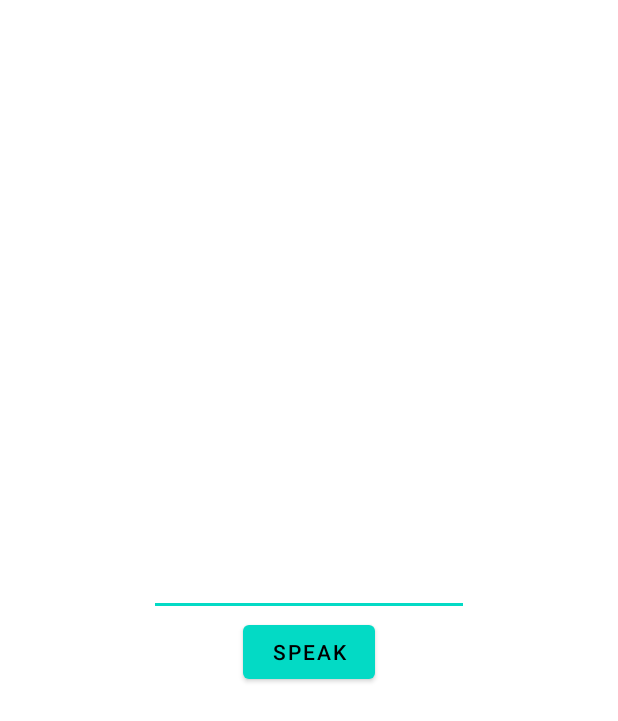
After one commit to ComanacDragos/PublicTransportDetector, an Android app: the fragment AccessibleLiveFragment shown on its own in the app's theme, on a phone screen of 412 x 824 dp. The commit adds this screen. Shown: the top 721 px of the screen. Run offline under Robolectric (Android 15) with nearby library versions, the phone set to English and light mode, and no system bars; libraries missing offline, so code that uses them is left out: androidx.camera.core, androidx.camera.lifecycle.

Commit message:
started accessible live

```diff
--- /dev/null
+++ b/mobile_app/app/src/main/java/ro/ubb/mobile_app/live/AbstractLiveFragment.kt
@@ -0,0 +1,97 @@
+package ro.ubb.mobile_app.live
+
+import android.os.Bundle
+import android.util.Log
+import android.util.Size
+import androidx.camera.core.CameraSelector
+import androidx.camera.core.ImageAnalysis
+import androidx.camera.core.Preview
+import androidx.camera.lifecycle.ProcessCameraProvider
+import androidx.core.content.ContextCompat
+import androidx.fragment.app.Fragment
+import ro.ubb.mobile_app.core.TAG
+import ro.ubb.mobile_app.detection.DetectionResult
+import ro.ubb.mobile_app.live.yuv.YuvToRgbConverter
+import java.util.concurrent.ExecutorService
+import java.util.concurrent.Executors
+
+abstract class AbstractLiveFragment : Fragment(){
+    private var cameraIsSetup = false
+    private lateinit var cameraExecutor: ExecutorService
+    private val yuvToRgbConverter: YuvToRgbConverter by lazy {
+        YuvToRgbConverter(requireContext())
+    }
+
+    override fun onActivityCreated(savedInstanceState: Bundle?) {
+        super.onActivityCreated(savedInstanceState)
+        cameraExecutor = Executors.newSingleThreadExecutor()
+    }
+
+    protected abstract fun listener(detectedObjectList: List<DetectionResult>)
+    protected abstract fun getPreview(): Preview?
+
+
+    private fun setupCamera(){
+        val cameraProviderFuture = ProcessCameraProvider.getInstance(requireContext())
+
+        cameraProviderFuture.addListener({
+            val cameraProvider: ProcessCameraProvider = cameraProviderFuture.get()
+
+            val cameraSelector = CameraSelector.DEFAULT_BACK_CAMERA
+
+            val imageAnalyzer = ImageAnalysis.Builder()
+                .setTargetResolution(Size(5000, 5000)) // large numbers so that the highest resolution is picked
+                .setBackpressureStrategy(ImageAnalysis.STRATEGY_KEEP_ONLY_LATEST)
+                .build()
+                .also {
+                    it.setAnalyzer(
+                        cameraExecutor,
+                        Analyzer(
+                            yuvToRgbConverter
+                        ){
+                                detectedObjectList -> listener(detectedObjectList)
+                        }
+                    )
+                }
+
+            try {
+                cameraProvider.unbindAll()
+
+                val preview = getPreview()
+                if(preview != null)
+                    cameraProvider.bindToLifecycle(this, cameraSelector, preview, imageAnalyzer)
+                else
+                    cameraProvider.bindToLifecycle(this, cameraSelector, imageAnalyzer)
+                cameraIsSetup = true
+            } catch (ex: Exception) {
+                Log.e(TAG, "ERROR: Camera Use case binding failed", ex)
+            }
+
+        }, ContextCompat.getMainExecutor(requireContext()))
+    }
+
+    override fun onDestroy() {
+        super.onDestroy()
+        cameraExecutor.shutdown()
+    }
+
+    override fun setMenuVisibility(menuVisible: Boolean) {
+        super.setMenuVisibility(menuVisible)
+        if(menuVisible && !cameraIsSetup)
+            setupCamera()
+        else{
+            if(!cameraIsSetup)
+                return
+            val cameraProviderFuture = ProcessCameraProvider.getInstance(requireContext())
+            cameraProviderFuture.addListener({
+                val cameraProvider: ProcessCameraProvider = cameraProviderFuture.get()
+                try{
+                    cameraProvider.unbindAll()
+                    cameraIsSetup = false
+                }catch (ex: Exception){
+                    Log.v(TAG, "ERROR: on closing camera: \n${ex.stackTraceToString()}")
+                }
+            }, ContextCompat.getMainExecutor(requireContext()))
+        }
+    }
+}
--- /dev/null
+++ b/mobile_app/app/src/main/java/ro/ubb/mobile_app/live/AccessibleLiveFragment.kt
@@ -0,0 +1,75 @@
+package ro.ubb.mobile_app.live
+
+import android.os.Bundle
+import android.view.LayoutInflater
+import android.view.View
+import android.view.ViewGroup
+import androidx.camera.core.Preview
+import ro.ubb.mobile_app.R
+import ro.ubb.mobile_app.detection.DetectionResult
+import android.speech.tts.TextToSpeech
+import android.util.Log
+import kotlinx.android.synthetic.main.fragment_live_accessible.*
+import ro.ubb.mobile_app.core.TAG
+import java.util.*
+
+
+class AccessibleLiveFragment: AbstractLiveFragment(), TextToSpeech.OnInitListener {
+    private var tts: TextToSpeech? = null
+
+    override fun onCreate(savedInstanceState: Bundle?) {
+        super.onCreate(savedInstanceState)
+        tts = TextToSpeech(requireContext(), this)
+    }
+
+    override fun onInit(status: Int) {
+        if (status == TextToSpeech.SUCCESS) {
+            // set US English as language for tts
+            val result = tts!!.setLanguage(Locale.US)
+
+            if (result == TextToSpeech.LANG_MISSING_DATA || result == TextToSpeech.LANG_NOT_SUPPORTED) {
+                Log.e(TAG,"The Language specified is not supported!")
+            } else {
+                buttonSpeak.isEnabled = true
+            }
+
+        } else {
+            Log.e(TAG, "Initialization Failed!")
+        }
+    }
+
+    override fun onViewCreated(view: View, savedInstanceState: Bundle?) {
+        super.onViewCreated(view, savedInstanceState)
+        buttonSpeak.setOnClickListener { speakOut(edittextInput.text.toString()) }
+    }
+
+    private fun speakOut(text: String) {
+        tts!!.speak(text, TextToSpeech.QUEUE_FLUSH, null,"")
+    }
+
+    override fun listener(detectedObjectList: List<DetectionResult>) {
+
+    }
+
+    override fun onDestroy() {
+        // Shutdown TTS
+        if (tts != null) {
+            tts!!.stop()
+            tts!!.shutdown()
+        }
+        super.onDestroy()
+    }
+
+    override fun getPreview(): Preview? {
+        //Returns null in order to not show the image preview
+        return null
+    }
+
+    override fun onCreateView(
+        inflater: LayoutInflater, container: ViewGroup?,
+        savedInstanceState: Bundle?
+    ): View? {
+        // Inflate the layout for this fragment
+        return inflater.inflate(R.layout.fragment_live_accessible, container, false)
+    }
+}
--- a/mobile_app/app/src/main/java/ro/ubb/mobile_app/live/Analyzer.kt
+++ b/mobile_app/app/src/main/java/ro/ubb/mobile_app/live/Analyzer.kt
@@ -32,9 +32,6 @@ class Analyzer (
         Log.v(TAG, "targetImage width: ${targetImage.width} height: ${targetImage.height}")
         val targetBitmap = Bitmap.createBitmap(targetImage.width, targetImage.height, Bitmap.Config.ARGB_8888)
         yuvToRgbConverter.yuvToRgb(targetImage, targetBitmap)
-        return Detector.detect(Bitmap.createScaledBitmap(
-            targetBitmap,
-            416, 416, false
-        ))
+        return Detector.detect(targetBitmap)
     }
 }
--- /dev/null
+++ b/mobile_app/app/src/main/res/layout/fragment_live_accessible.xml
@@ -0,0 +1,31 @@
+<?xml version="1.0" encoding="utf-8"?>
+<androidx.constraintlayout.widget.ConstraintLayout
+    xmlns:android="http://schemas.android.com/apk/res/android"
+    xmlns:app="http://schemas.android.com/apk/res-auto"
+    xmlns:tools="http://schemas.android.com/tools"
+    android:layout_width="match_parent"
+    android:layout_height="match_parent"
+    android:gravity="center"
+    tools:context=".MainActivity">
+
+    <LinearLayout
+        android:layout_width="match_parent"
+        android:layout_height="match_parent"
+        android:orientation="vertical"
+        android:gravity="center">
+        <EditText
+            android:id="@+id/edittextInput"
+            android:layout_width="wrap_content"
+            android:layout_height="wrap_content"
+            android:ems="10" >
+            <requestFocus />
+        </EditText>
+
+        <Button
+            android:id="@+id/buttonSpeak"
+            android:layout_width="wrap_content"
+            android:layout_height="wrap_content"
+            android:text="Speak" />
+    </LinearLayout>
+
+</androidx.constraintlayout.widget.ConstraintLayout>
--- a/mobile_app/app/src/main/res/values/strings.xml
+++ b/mobile_app/app/src/main/res/values/strings.xml
@@ -2,4 +2,5 @@
     <string name="app_name">Public transport detector</string>
     <string name="tab_text_image">Image</string>
     <string name="tab_text_live">Live</string>
+    <string name="tab_text_live_accessible">Accessible Live</string>
 </resources>
```
Also changed, not shown: mobile_app/app/src/main/java/ro/ubb/mobile_app/core/SectionsPagerAdapter.kt (+9 -5 lines), mobile_app/app/src/main/java/ro/ubb/mobile_app/detection/Detector.kt (+36 -34 lines), mobile_app/app/src/main/java/ro/ubb/mobile_app/image/ImageFragment.kt (+3 -10 lines), mobile_app/app/src/main/java/ro/ubb/mobile_app/live/LiveFragment.kt (+12 -85 lines), mobile_app/app/src/main/java/ro/ubb/mobile_app/live/OverlaySurfaceView.kt (+3 -43 lines).
